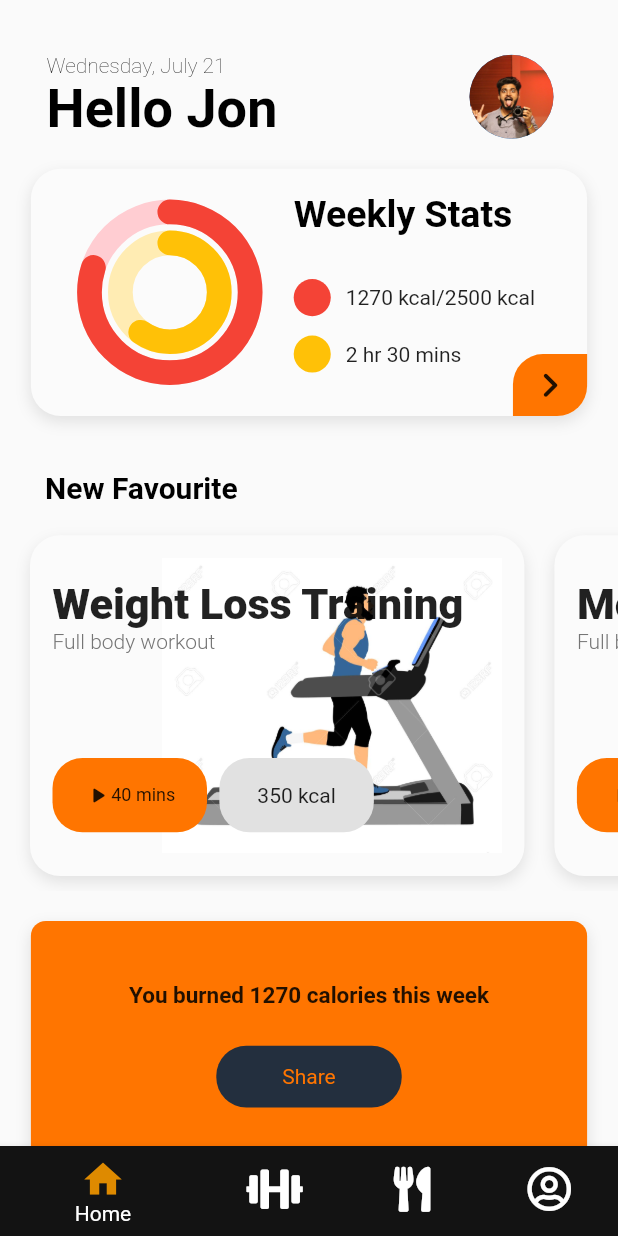
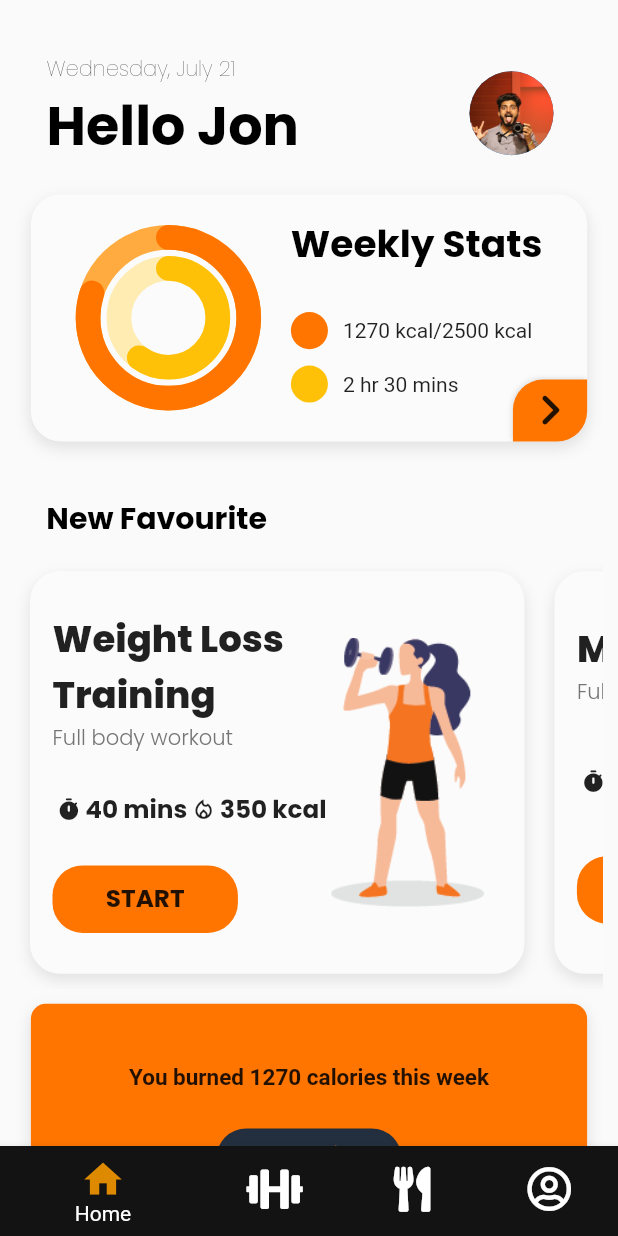
Before and after one commit to ARCHIT1607/dumbbell_club_flutter, a Flutter app: the screen it shows after launch, on a phone screen of 412 x 824 dp. Run offline on Flutter 3.47's test engine with Material 2 defaults, Android fonts, the phone set to English and light mode, and no system bars; drawn by our look-alikes of percent_indicator; our stand-ins replace animated_splash_screen, bottom_navy_bar, expandable, fl_chart, font_awesome_flutter, form_field_validator and 1 more.

Commit message:
Updated dashboard.dart (3/n)

```diff
--- a/dumbbell_club/lib/screens/dashboard.dart
+++ b/dumbbell_club/lib/screens/dashboard.dart
@@ -1,3 +1,7 @@
+import 'package:dumbbell_club/profile/stats.dart';
+import 'package:dumbbell_club/screens/workout_screen.dart';
+import 'package:dumbbell_club/settings/settings_main.dart';
+import 'package:dumbbell_club/utlis/routes.dart';
 import 'package:flutter/material.dart';
 import 'package:google_fonts/google_fonts.dart';
 import 'package:percent_indicator/circular_percent_indicator.dart';
@@ -12,6 +16,7 @@ class _DashboardScreenState extends State<DashboardScreen> {
   Widget build(BuildContext context) {
     final height = MediaQuery.of(context).size.height;
     final width = MediaQuery.of(context).size.width;
+    bool custom_workout = true;
     final List<String> weekdays = [
       'Monday',
       'Tuesday',
@@ -54,12 +59,14 @@ class _DashboardScreenState extends State<DashboardScreen> {
                     color: Colors.black,
                     fontWeight: FontWeight.w200,
                     fontSize: 14.0,
+                    fontFamily: GoogleFonts.poppins().fontFamily,
                   )),
               subtitle: Text("Hello Jon ",
                   style: TextStyle(
                     color: Colors.black,
                     fontWeight: FontWeight.w700,
                     fontSize: 36.0,
+                    fontFamily: GoogleFonts.poppins().fontFamily,
                   )),
               trailing: CircleAvatar(
                 backgroundImage: ExactAssetImage(
@@ -90,9 +97,10 @@ class _DashboardScreenState extends State<DashboardScreen> {
                     alignment: Alignment.center,
                     children: [
                       CircularPercentIndicator(
+                        progressColor: Color(0xffFF7500),
                         radius: height * 0.15,
                         lineWidth: height * 0.020,
-                        backgroundColor: Colors.red.shade100,
+                        backgroundColor: Colors.orangeAccent,
                         circularStrokeCap: CircularStrokeCap.round,
                         percent: 0.8,
                         animation: true,
@@ -122,7 +130,9 @@ class _DashboardScreenState extends State<DashboardScreen> {
                           style: TextStyle(
                             color: Colors.black,
                             fontSize: 25.0,
-                              fontWeight: FontWeight.bold),
+                            fontWeight: FontWeight.bold,
+                            fontFamily: GoogleFonts.poppins().fontFamily,
+                          ),
                         ),
                         SizedBox(
                           height: height * 0.02,
@@ -131,7 +141,7 @@ class _DashboardScreenState extends State<DashboardScreen> {
                           crossAxisAlignment: CrossAxisAlignment.center,
                           children: [
                             CircleAvatar(
-                              backgroundColor: Colors.red,
+                              backgroundColor: Color(0xffFF7500),
                               radius: height * 0.015,
                             ),
                             SizedBox(width: 10.0),
@@ -164,18 +174,31 @@ class _DashboardScreenState extends State<DashboardScreen> {
               ],
             ),
           ),
-          Container(
+          //Stats Navigation Button
+          GestureDetector(
+            onTap: () {
+              Navigator.push(context,
+                  MaterialPageRoute(builder: (context) => StatsScreen()));
+            },
+            child: Container(
               width: width * 0.12,
               height: height * 0.05,
               alignment: Alignment.center,
               decoration: BoxDecoration(
                   color: Color(0xffFF7500),
+                  boxShadow: [
+                    BoxShadow(
+                        color: Color(0xffE1E1E1),
+                        offset: Offset(-1.0, -1.0),
+                        blurRadius: 2.0)
+                  ],
                   borderRadius: BorderRadius.only(
                       topLeft: Radius.circular(20.0),
                       bottomRight: Radius.circular(20.0))),
               child: Icon(
                 Icons.keyboard_arrow_right_rounded,
-              size: height * 0.04,
+                size: height * 0.05,
+              ),
             ),
           )
         ]),
@@ -183,7 +206,7 @@ class _DashboardScreenState extends State<DashboardScreen> {
           height: height * 0.02,
         ),
         Container(
-          padding: EdgeInsets.only(left: 30.0, top: 20.0),
+          padding: EdgeInsets.only(left: width * 0.075, top: 20.0),
           alignment: Alignment.topLeft,
           child: Text(
             "New Favourite",
@@ -191,12 +214,13 @@ class _DashboardScreenState extends State<DashboardScreen> {
               color: Colors.black,
               fontWeight: FontWeight.bold,
               fontSize: 20.0,
+              fontFamily: GoogleFonts.poppins().fontFamily,
             ),
           ),
         ),
         Container(
-          margin: EdgeInsets.only(left: 10.0, top: 10, bottom: 20.0),
-          height: height * 0.3,
+          margin: EdgeInsets.all(10.0),
+          height: height * 0.35 >= 250 ? height * 0.35 : 250,
           child: ListView(
             scrollDirection: Axis.horizontal,
             children: [
@@ -206,21 +230,27 @@ class _DashboardScreenState extends State<DashboardScreen> {
                 title: "Weight Loss Training",
                 subtitle: "Full body workout",
                 duration: 40,
-                  calories: 350),
+                calories: 350,
+                image: "fav",
+              ),
               FavouriteWorkout(
                 width: width,
                 height: height,
                 title: "Mobility Burst",
                 subtitle: "Full body workout",
                 duration: 30,
-                  calories: 600),
+                calories: 600,
+                image: "fav",
+              ),
               FavouriteWorkout(
                 width: width,
                 height: height,
                 title: "Muscle Build Training",
                 subtitle: "Full body workout",
                 duration: 50,
-                  calories: 300),
+                calories: 300,
+                image: "fav",
+              ),
             ],
           ),
         ),
@@ -253,9 +283,19 @@ class _DashboardScreenState extends State<DashboardScreen> {
                 width: width * 0.3,
                 height: height * 0.05,
                 child: Center(
-                    child: Text(
+                    child: Row(
+                  mainAxisAlignment: MainAxisAlignment.center,
+                  children: [
+                    Text(
                       "Share",
                       style: TextStyle(color: Color(0xffFF7500)),
+                    ),
+                    Icon(
+                      Icons.ios_share_rounded,
+                      color: Color(0xffFF7500),
+                      size: 20.0,
+                    )
+                  ],
                 )),
                 decoration: BoxDecoration(
                     borderRadius: BorderRadius.circular(20.0),
@@ -300,10 +340,13 @@ class _DashboardScreenState extends State<DashboardScreen> {
                   crossAxisAlignment: CrossAxisAlignment.center,
                   children: [
                     Text(
-                      "Get your custom plan\n after answering this\n simple questionaire",
+                      custom_workout == false
+                          ? "Get your custom plan\n after answering this\n simple questionaire"
+                          : "Continue your\ncustomised workout \nplan",
                       style: TextStyle(
                         color: Colors.black,
-                        fontSize: 15.0,
+                        fontSize: width * 0.04,
+                        fontFamily: GoogleFonts.poppins().fontFamily,
                       ),
                     ),
                     SizedBox(
@@ -318,7 +361,7 @@ class _DashboardScreenState extends State<DashboardScreen> {
                           borderRadius: BorderRadius.circular(20.0)),
                       child: Center(
                           child: Text(
-                        "Create Plan",
+                        custom_workout == false ? "Create Plan" : "Resume",
                         style: TextStyle(color: Colors.white),
                       )),
                     )
@@ -329,8 +372,8 @@ class _DashboardScreenState extends State<DashboardScreen> {
                 child: Center(
                   child: CircleAvatar(
                     backgroundImage:
-                        ExactAssetImage('assets/images/custom.jpg'),
-                    radius: 60.0,
+                        ExactAssetImage('assets/images/warmup.jpg'),
+                    radius: width * 0.2,
                   ),
                 ),
               )
@@ -349,6 +392,7 @@ class _DashboardScreenState extends State<DashboardScreen> {
               color: Colors.black,
               fontWeight: FontWeight.bold,
               fontSize: 20.0,
+              fontFamily: GoogleFonts.poppins().fontFamily,
             ),
           ),
         ),
@@ -359,14 +403,17 @@ class _DashboardScreenState extends State<DashboardScreen> {
             scrollDirection: Axis.horizontal,
             children: [
               ChallengeWidget(
+                  height: height,
                   width: width,
                   title: "Core Challenge",
                   image_name: "core.jpg"),
               ChallengeWidget(
+                  height: height,
                   width: width,
                   title: "Mobility Challenge",
                   image_name: "warmup.jpg"),
               ChallengeWidget(
+                  height: height,
                   width: width,
                   title: "Stability Challenge",
                   image_name: "warmup.jpg"),
@@ -381,11 +428,12 @@ class _DashboardScreenState extends State<DashboardScreen> {
 class ChallengeWidget extends StatelessWidget {
   const ChallengeWidget({
     Key? key,
+    required this.height,
     required this.width,
     required this.title,
     required this.image_name,
   }) : super(key: key);
-
+  final double height;
   final double width;
   final String title;
   final String image_name;
@@ -397,26 +445,30 @@ class ChallengeWidget extends StatelessWidget {
       padding: EdgeInsets.all(10.0),
       alignment: Alignment.topCenter,
       width: width * 0.5,
-      child: Text(
+      child: Column(
+        crossAxisAlignment: CrossAxisAlignment.center,
+        mainAxisAlignment: MainAxisAlignment.center,
+        children: [
+          Text(
             "$title",
             style: TextStyle(
               fontSize: width * 0.05,
               fontWeight: FontWeight.w600,
             ),
           ),
-      decoration: BoxDecoration(
-          image: DecorationImage(
-              image: AssetImage("assets/images/$image_name"),
-              fit: BoxFit.cover,
-              colorFilter: ColorFilter.mode(
-                  Color(0xffFF7500).withOpacity(0.6), BlendMode.dstATop)),
-          boxShadow: [
+          SizedBox(
+            height: height * 0.05,
+          ),
+          CircleAvatar(
+            backgroundImage: ExactAssetImage("assets/images/core2.jpg"),
+            radius: width * 0.2,
+          )
+        ],
+      ),
+      decoration: BoxDecoration(boxShadow: [
         BoxShadow(
-                color: Color(0xffE1E1E1),
-                blurRadius: 8.0,
-                offset: Offset(0.0, 4.0))
-          ],
-          borderRadius: BorderRadius.circular(20.0)),
+            color: Color(0xffE1E1E1), blurRadius: 8.0, offset: Offset(0.0, 4.0))
+      ], color: Color(0xffFBFBFB), borderRadius: BorderRadius.circular(20.0)),
     );
   }
 }
@@ -430,6 +482,7 @@ class FavouriteWorkout extends StatelessWidget {
     required this.subtitle,
     required this.duration,
     required this.calories,
+    required this.image,
   }) : super(key: key);
 
   final double width;
@@ -438,88 +491,120 @@ class FavouriteWorkout extends StatelessWidget {
   final String subtitle;
   final int duration;
   final int calories;
+  final String image;
 
   @override
   Widget build(BuildContext context) {
     return Container(
       margin: EdgeInsets.all(10.0),
-      padding: EdgeInsets.fromLTRB(15.0, 15.0, 15.0, 15.0),
+      padding: EdgeInsets.all(15.0),
       width: width * 0.8,
-      child: Stack(
-        alignment: Alignment.bottomRight,
+      child: Row(
         children: [
+          //Text
           Container(
-              child: Image(
-            image: AssetImage("assets/images/treadmill.jpg"),
-          )),
+            width: width * 0.45,
+            child: Column(
+              mainAxisAlignment: MainAxisAlignment.spaceAround,
+              crossAxisAlignment: CrossAxisAlignment.start,
+              children: [
                 Column(
                   crossAxisAlignment: CrossAxisAlignment.start,
                   mainAxisAlignment: MainAxisAlignment.spaceEvenly,
                   children: [
                     Column(
-                mainAxisAlignment: MainAxisAlignment.start,
+                      mainAxisAlignment: MainAxisAlignment.spaceEvenly,
                       crossAxisAlignment: CrossAxisAlignment.start,
                       children: [
                         Text(
                           "$title",
                           style: TextStyle(
-                        fontSize: width * 0.07, fontWeight: FontWeight.w800),
+                            fontSize: width * 0.06,
+                            fontWeight: FontWeight.w800,
+                            fontFamily: GoogleFonts.poppins().fontFamily,
+                          ),
                         ),
                         Text(
                           "$subtitle",
                           style: TextStyle(
                             fontSize: 14,
                             fontWeight: FontWeight.w300,
-                        color: Colors.grey[600]),
+                            color: Colors.grey[600],
+                            fontFamily: GoogleFonts.poppins().fontFamily,
+                          ),
                         ),
                       ],
                     ),
-              SizedBox(
-                height: height * 0.05,
+                  ],
                 ),
                 Row(
-                children: [
-                  Container(
-                    alignment: Alignment.center,
-                    height: height * 0.06,
-                    width: width * 0.25,
-                    padding: EdgeInsets.all(10.0),
-                    decoration: BoxDecoration(
-                        color: Color(0xffFF7500),
-                        borderRadius: BorderRadius.circular(20.0)),
-                    child: Row(
-                      mainAxisAlignment: MainAxisAlignment.center,
+                  mainAxisAlignment: MainAxisAlignment.spaceEvenly,
+                  crossAxisAlignment: CrossAxisAlignment.center,
                   children: [
                     Icon(
-                          Icons.play_arrow_rounded,
-                          size: 18.0,
+                      Icons.timer_rounded,
+                      size: width * 0.04,
                     ),
                     Text(
                       "$duration mins",
                       style: TextStyle(
-                            fontSize: 12.0,
+                        fontWeight: FontWeight.bold,
+                        fontSize: width * 0.04,
+                        fontFamily: GoogleFonts.poppins().fontFamily,
+                      ),
+                    ),
+                    Icon(
+                      Icons.local_fire_department_outlined,
+                      size: width * 0.04,
+                    ),
+                    Text(
+                      "$calories kcal",
+                      style: TextStyle(
+                        fontSize: width * 0.04,
+                        fontWeight: FontWeight.bold,
+                        fontFamily: GoogleFonts.poppins().fontFamily,
                       ),
                     ),
                   ],
                 ),
-                  ),
-                  SizedBox(
-                    width: width * 0.02,
-                  ),
-                  Container(
+                GestureDetector(
+                  onTap: () {
+                    Navigator.push(
+                        context,
+                        MaterialPageRoute(
+                            builder: (context) => WorkoutScreen()));
+                  },
+                  child: Container(
+                    width: width * 0.3,
                     alignment: Alignment.center,
-                    height: height * 0.06,
-                    width: width * 0.25,
                     padding: EdgeInsets.all(10.0),
                     decoration: BoxDecoration(
-                        color: Color(0xffE1E1E1),
-                        borderRadius: BorderRadius.circular(20.0)),
-                    child: Text("$calories kcal"),
+                      color: Color(0xffFF7500),
+                      borderRadius: BorderRadius.circular(20.0),
                     ),
-                ],
+                    child: Text(
+                      "START",
+                      style: TextStyle(
+                        fontSize: width * 0.04,
+                        fontWeight: FontWeight.bold,
+                        fontFamily: GoogleFonts.poppins().fontFamily,
+                      ),
+                    ),
+                  ),
                 )
               ],
             ),
+          ),
+
+          // Images
+          Container(
+              width: width * 0.25,
+              child: Image(
+                image: AssetImage(
+                  "assets/images/$image.jpg",
+                ),
+                fit: BoxFit.fill,
+              )),
         ],
       ),
       decoration: BoxDecoration(
```
Also changed, not shown: dumbbell_club/assets/images/core.jpg (deleted), dumbbell_club/assets/images/core1.jpg (added), dumbbell_club/assets/images/fav.jpg (added). Lines whose indentation alone changed are shown as unchanged.
